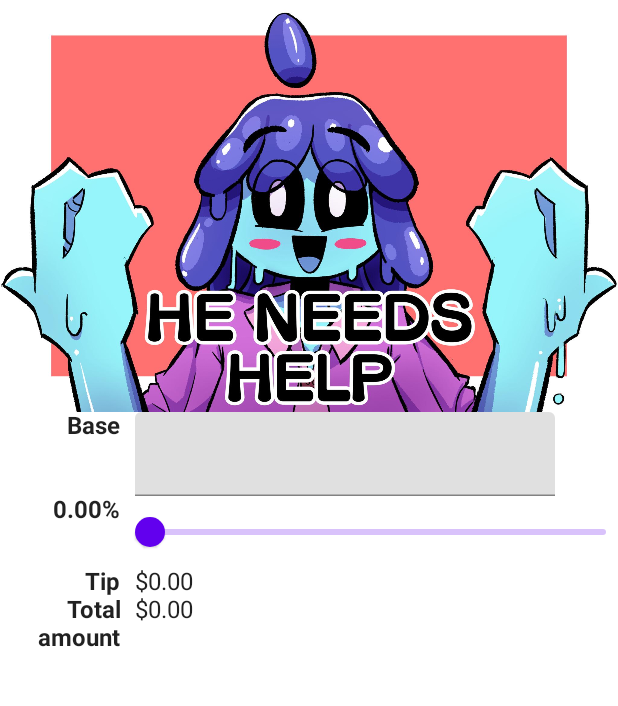
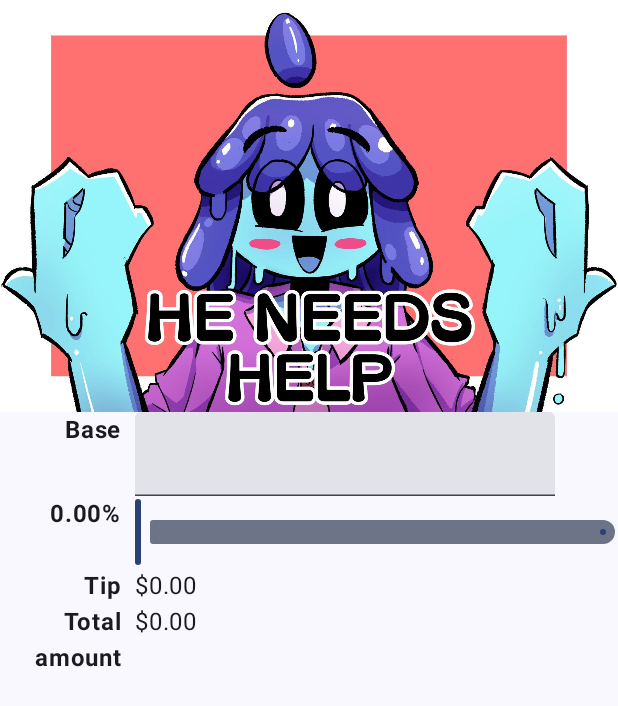
Before and after one commit to Hevanafa/tippy-jetpack-compose-android, an Android app built with Jetpack Compose: the screen it shows after launch (MainActivity), on a phone screen of 412 x 824 dp. Shown: the top 706 px of the screen. Run offline under Robolectric (Android 15) with nearby library versions, the phone set to English and light mode, and no system bars.

Commit message:
Updated to material3

```diff
--- a/app/build.gradle
+++ b/app/build.gradle
@@ -4,12 +4,12 @@ plugins {
 }
 
 android {
-    compileSdk 32
+    compileSdk 33
 
     defaultConfig {
         applicationId "com.hevanafa.tippycompose"
         minSdk 21
-        targetSdk 32
+        targetSdk 33
         versionCode 1
         versionName "1.0"
 
--- a/app/src/main/java/com/hevanafa/tippycompose/MainActivity.kt
+++ b/app/src/main/java/com/hevanafa/tippycompose/MainActivity.kt
@@ -11,11 +11,12 @@ import androidx.compose.foundation.layout.absolutePadding
 import androidx.compose.foundation.layout.fillMaxSize
 import androidx.compose.foundation.layout.width
 import androidx.compose.foundation.text.KeyboardOptions
-import androidx.compose.material.MaterialTheme
-import androidx.compose.material.Slider
-import androidx.compose.material.Surface
-import androidx.compose.material.Text
-import androidx.compose.material.TextField
+import androidx.compose.material3.ExperimentalMaterial3Api
+import androidx.compose.material3.MaterialTheme
+import androidx.compose.material3.Slider
+import androidx.compose.material3.Surface
+import androidx.compose.material3.Text
+import androidx.compose.material3.TextField
 import androidx.compose.runtime.*
 import androidx.compose.ui.Modifier
 import androidx.compose.ui.res.painterResource
@@ -46,7 +47,7 @@ class MainActivity : ComponentActivity() {
                 // A surface container using the 'background' color from the theme
                 Surface(
                     modifier = Modifier.fillMaxSize(),
-                    color = MaterialTheme.colors.background
+                    color = MaterialTheme.colorScheme.background
                 ) {
                     Column {
                         TopImageRow()
@@ -99,6 +100,7 @@ class MainActivity : ComponentActivity() {
         )
     }
 
+    @OptIn(ExperimentalMaterial3Api::class)
     @Composable
     fun BaseAmountRow() {
         val pattern = remember { Regex("^\\d+\$" )}
@@ -168,9 +170,6 @@ class MainActivity : ComponentActivity() {
             Text("$%.2f".format(getBaseAmount() + getTipAmount()))
         }
     }
-
-
-
 }
 
 
--- a/app/src/main/java/com/hevanafa/tippycompose/ui/theme/Color.kt
+++ b/app/src/main/java/com/hevanafa/tippycompose/ui/theme/Color.kt
@@ -2,7 +2,10 @@ package com.hevanafa.tippycompose.ui.theme
 
 import androidx.compose.ui.graphics.Color
 
-val Purple200 = Color(0xFFBB86FC)
-val Purple500 = Color(0xFF6200EE)
-val Purple700 = Color(0xFF3700B3)
-val Teal200 = Color(0xFF03DAC5)
+val Purple80 = Color(0xFFD0BCFF)
+val PurpleGrey80 = Color(0xFFCCC2DC)
+val Pink80 = Color(0xFFEFB8C8)
+
+val Purple40 = Color(0xFF6650a4)
+val PurpleGrey40 = Color(0xFF625b71)
+val Pink40 = Color(0xFF7D5260)
--- a/app/src/main/java/com/hevanafa/tippycompose/ui/theme/Theme.kt
+++ b/app/src/main/java/com/hevanafa/tippycompose/ui/theme/Theme.kt
@@ -1,44 +1,70 @@
 package com.hevanafa.tippycompose.ui.theme
 
+import android.app.Activity
+import android.os.Build
 import androidx.compose.foundation.isSystemInDarkTheme
-import androidx.compose.material.MaterialTheme
-import androidx.compose.material.darkColors
-import androidx.compose.material.lightColors
+import androidx.compose.material3.MaterialTheme
+import androidx.compose.material3.darkColorScheme
+import androidx.compose.material3.dynamicDarkColorScheme
+import androidx.compose.material3.dynamicLightColorScheme
+import androidx.compose.material3.lightColorScheme
 import androidx.compose.runtime.Composable
+import androidx.compose.runtime.SideEffect
+import androidx.compose.ui.graphics.toArgb
+import androidx.compose.ui.platform.LocalContext
+import androidx.compose.ui.platform.LocalView
+import androidx.core.view.WindowCompat
 
-private val DarkColorPalette = darkColors(
-    primary = Purple200,
-    primaryVariant = Purple700,
-    secondary = Teal200
+private val DarkColorScheme = darkColorScheme(
+    primary = Purple80,
+    secondary = PurpleGrey80,
+    tertiary = Pink80
 )
 
-private val LightColorPalette = lightColors(
-    primary = Purple500,
-    primaryVariant = Purple700,
-    secondary = Teal200
+private val LightColorScheme = lightColorScheme(
+    primary = Purple40,
+    secondary = PurpleGrey40,
+    tertiary = Pink40
 
     /* Other default colors to override
-    background = Color.White,
-    surface = Color.White,
+    background = Color(0xFFFFFBFE),
+    surface = Color(0xFFFFFBFE),
     onPrimary = Color.White,
-    onSecondary = Color.Black,
-    onBackground = Color.Black,
-    onSurface = Color.Black,
+    onSecondary = Color.White,
+    onTertiary = Color.White,
+    onBackground = Color(0xFF1C1B1F),
+    onSurface = Color(0xFF1C1B1F),
     */
 )
 
 @Composable
-fun TippyComposeTheme(darkTheme: Boolean = isSystemInDarkTheme(), content: @Composable () -> Unit) {
-    val colors = if (darkTheme) {
-        DarkColorPalette
-    } else {
-        LightColorPalette
+fun TippyComposeTheme(
+    darkTheme: Boolean = isSystemInDarkTheme(),
+    // Dynamic color is available on Android 12+
+    dynamicColor: Boolean = true,
+    content: @Composable () -> Unit
+) {
+    val colorScheme = when {
+        dynamicColor && Build.VERSION.SDK_INT >= Build.VERSION_CODES.S -> {
+            val context = LocalContext.current
+            if (darkTheme) dynamicDarkColorScheme(context) else dynamicLightColorScheme(context)
+        }
+
+        darkTheme -> DarkColorScheme
+        else -> LightColorScheme
+    }
+    val view = LocalView.current
+    if (!view.isInEditMode) {
+        SideEffect {
+            val window = (view.context as Activity).window
+            window.statusBarColor = colorScheme.primary.toArgb()
+            WindowCompat.getInsetsController(window, view).isAppearanceLightStatusBars = darkTheme
+        }
     }
 
     MaterialTheme(
-        colors = colors,
+        colorScheme = colorScheme,
         typography = Typography,
-        shapes = Shapes,
         content = content
     )
 }
--- a/app/src/main/java/com/hevanafa/tippycompose/ui/theme/Type.kt
+++ b/app/src/main/java/com/hevanafa/tippycompose/ui/theme/Type.kt
@@ -1,6 +1,6 @@
 package com.hevanafa.tippycompose.ui.theme
 
-import androidx.compose.material.Typography
+import androidx.compose.material3.Typography
 import androidx.compose.ui.text.TextStyle
 import androidx.compose.ui.text.font.FontFamily
 import androidx.compose.ui.text.font.FontWeight
@@ -8,21 +8,27 @@ import androidx.compose.ui.unit.sp
 
 // Set of Material typography styles to start with
 val Typography = Typography(
-    body1 = TextStyle(
+    bodyLarge = TextStyle(
         fontFamily = FontFamily.Default,
         fontWeight = FontWeight.Normal,
-        fontSize = 16.sp
+        fontSize = 16.sp,
+        lineHeight = 24.sp,
+        letterSpacing = 0.5.sp
     )
     /* Other default text styles to override
-    button = TextStyle(
-        fontFamily = FontFamily.Default,
-        fontWeight = FontWeight.W500,
-        fontSize = 14.sp
-    ),
-    caption = TextStyle(
+    titleLarge = TextStyle(
         fontFamily = FontFamily.Default,
         fontWeight = FontWeight.Normal,
-        fontSize = 12.sp
+        fontSize = 22.sp,
+        lineHeight = 28.sp,
+        letterSpacing = 0.sp
+    ),
+    labelSmall = TextStyle(
+        fontFamily = FontFamily.Default,
+        fontWeight = FontWeight.Medium,
+        fontSize = 11.sp,
+        lineHeight = 16.sp,
+        letterSpacing = 0.5.sp
     )
     */
 )
--- a/app/src/main/res/mipmap-anydpi-v26/ic_launcher.xml
+++ b/app/src/main/res/mipmap-anydpi-v26/ic_launcher.xml
@@ -2,4 +2,5 @@
 <adaptive-icon xmlns:android="http://schemas.android.com/apk/res/android">
     <background android:drawable="@drawable/ic_launcher_background" />
     <foreground android:drawable="@drawable/ic_launcher_foreground" />
+    <monochrome android:drawable="@drawable/ic_launcher_foreground" />
 </adaptive-icon>
--- a/app/src/main/res/mipmap-anydpi-v26/ic_launcher_round.xml
+++ b/app/src/main/res/mipmap-anydpi-v26/ic_launcher_round.xml
@@ -2,4 +2,5 @@
 <adaptive-icon xmlns:android="http://schemas.android.com/apk/res/android">
     <background android:drawable="@drawable/ic_launcher_background" />
     <foreground android:drawable="@drawable/ic_launcher_foreground" />
+    <monochrome android:drawable="@drawable/ic_launcher_foreground" />
 </adaptive-icon>
--- a/app/src/main/res/values/themes.xml
+++ b/app/src/main/res/values/themes.xml
@@ -1,7 +1,5 @@
 <?xml version="1.0" encoding="utf-8"?>
 <resources>
 
-    <style name="Theme.TippyCompose" parent="android:Theme.Material.Light.NoActionBar">
-        <item name="android:statusBarColor">@color/purple_700</item>
-    </style>
+    <style name="Theme.TippyCompose2" parent="android:Theme.Material.Light.NoActionBar" />
 </resources>
--- a/build.gradle
+++ b/build.gradle
@@ -1,8 +1,10 @@
 buildscript {
     ext {
         compose_version = '1.1.0-beta01'
+        kotlin_version = "1.5.31"
     }
 }// Top-level build file where you can add configuration options common to all sub-projects/modules.
+
 plugins {
     id 'com.android.application' version '7.2.1' apply false
     id 'com.android.library' version '7.2.1' apply false
--- a/gradle.properties
+++ b/gradle.properties
@@ -12,7 +12,7 @@ org.gradle.jvmargs=-Xmx2048m -Dfile.encoding=UTF-8
 # http://www.gradle.org/docs/current/userguide/multi_project_builds.html#sec:decoupled_projects
 # org.gradle.parallel=true
 # AndroidX package structure to make it clearer which packages are bundled with the
-# Android operating system, and which are packaged with your app"s APK
+# Android operating system, and which are packaged with your app's APK
 # https://developer.android.com/topic/libraries/support-library/androidx-rn
 android.useAndroidX=true
 # Kotlin code style for this project: "official" or "obsolete":
```
Also changed, not shown: app/build.gradle.kts (added, +70 -0 lines), app/src/main/AndroidManifest.xml (+3 -4 lines), build.gradle.kts (added, +7 -0 lines), gradle/libs.versions.toml (added, +32 -0 lines), settings.gradle.kts (added, +17 -0 lines), gradle/wrapper/gradle-wrapper.properties, 1 other file.
